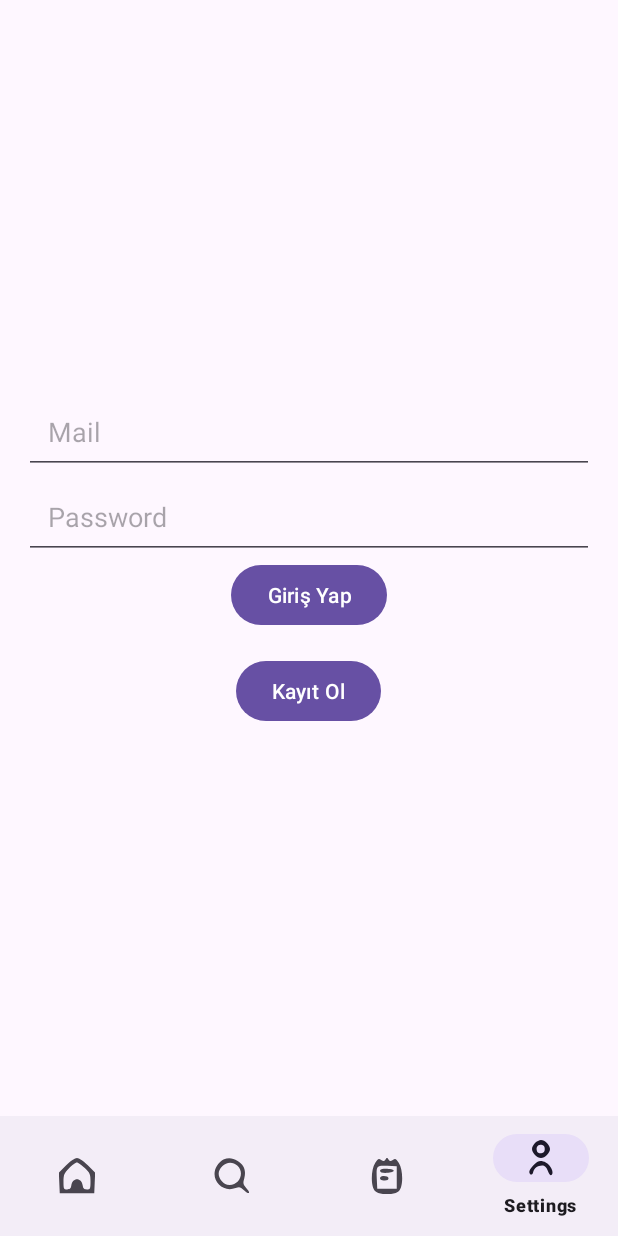
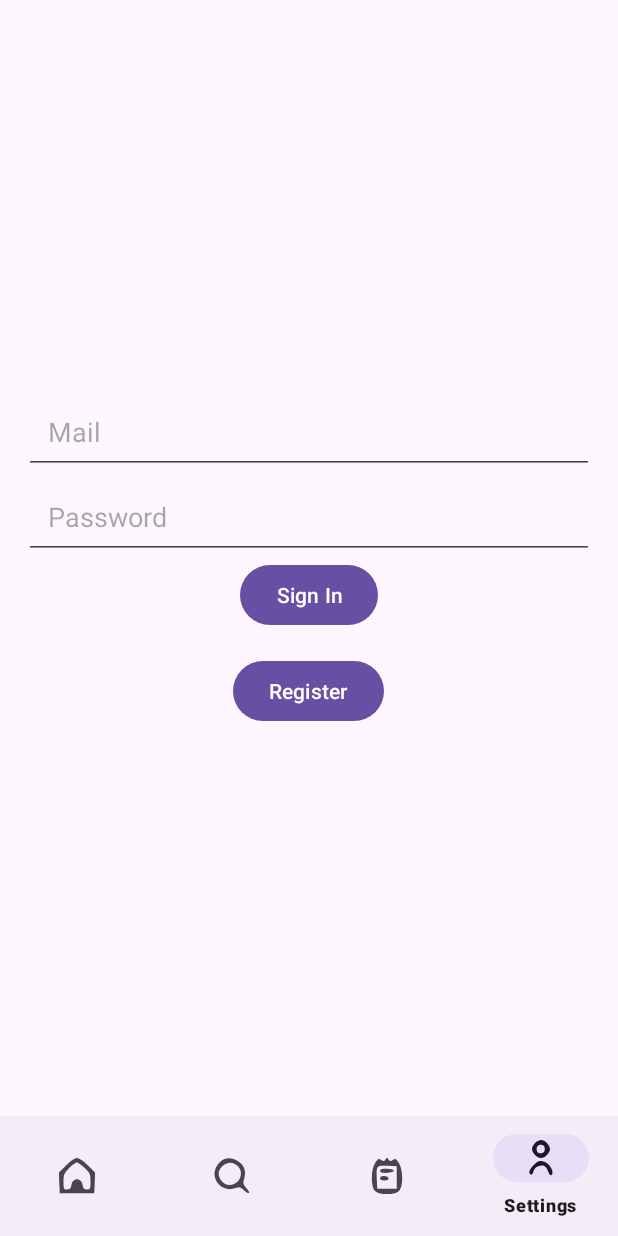
Before and after one commit to ayberkomay/DP_24-F_Ayberk-Tekin., an Android app: the screen it shows after launch (MainActivity), item 4 of the bottom bar chosen, on a phone screen of 412 x 824 dp. Run offline under Robolectric (Android 15) with nearby library versions, the phone set to English and light mode, and no system bars; our stand-ins replace Firebase (no records; nobody signed in at launch, a user with empty details on screens opened directly).

Commit message:
Update fragment_settings.xml

```diff
--- a/app/src/main/res/layout/fragment_settings.xml
+++ b/app/src/main/res/layout/fragment_settings.xml
@@ -36,13 +36,13 @@
             android:layout_width="wrap_content"
             android:layout_height="wrap_content"
             android:layout_marginBottom="16dp"
-            android:text="Giriş Yap" />
+            android:text="Sign In" />
 
         <Button
             android:id="@+id/buttonRegisterSender"
             android:layout_width="wrap_content"
             android:layout_height="wrap_content"
-            android:text="Kayıt Ol" />
+            android:text="Register" />
 
     </LinearLayout>
 
@@ -107,13 +107,13 @@
             android:layout_width="wrap_content"
             android:layout_height="wrap_content"
             android:layout_marginBottom="16dp"
-            android:text="Kayıt Ol" />
+            android:text="Register" />
 
         <Button
             android:id="@+id/buttonRegisterBack"
             android:layout_width="wrap_content"
             android:layout_height="wrap_content"
-            android:text="Geri Dön" />
+            android:text="Sign In" />
 
     </LinearLayout>
 
@@ -131,7 +131,7 @@
             android:id="@+id/textUserEmail"
             android:layout_width="wrap_content"
             android:layout_height="wrap_content"
-            android:text="Kullanıcı Emaili"
+            android:text="Mail"
             android:textSize="18sp"
             android:layout_marginBottom="24dp" />
 
@@ -139,7 +139,7 @@
             android:id="@+id/buttonSignout"
             android:layout_width="wrap_content"
             android:layout_height="wrap_content"
-            android:text="Çıkış Yap" />
+            android:text="Exit" />
     </LinearLayout>
 
 </FrameLayout>
```
